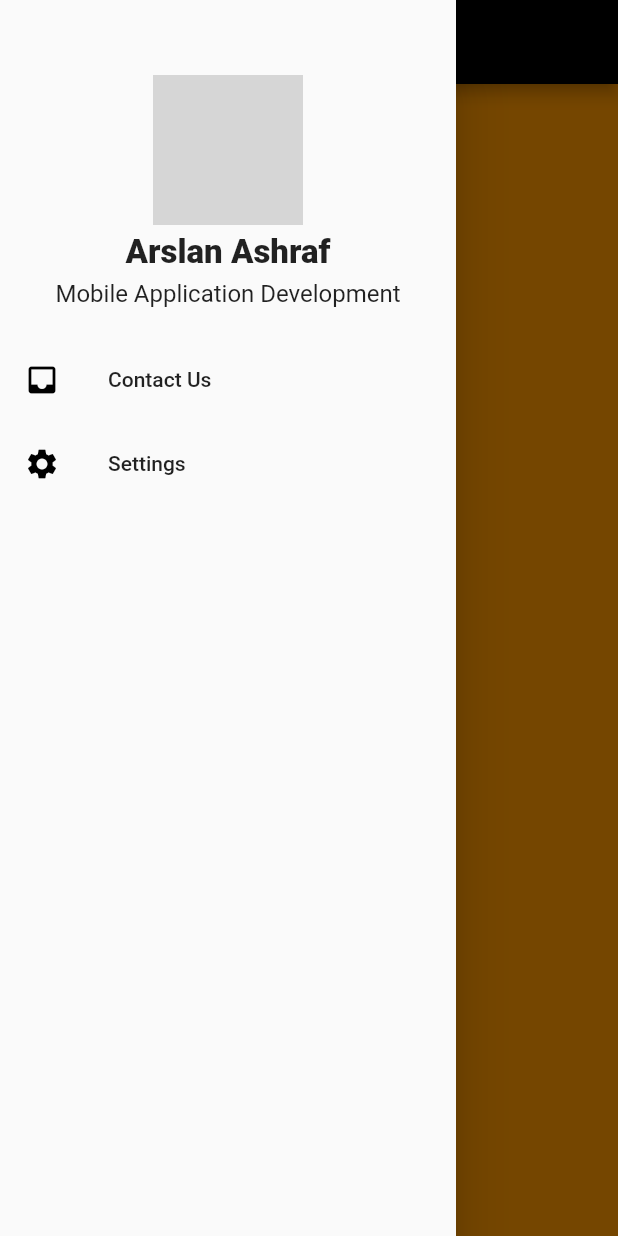
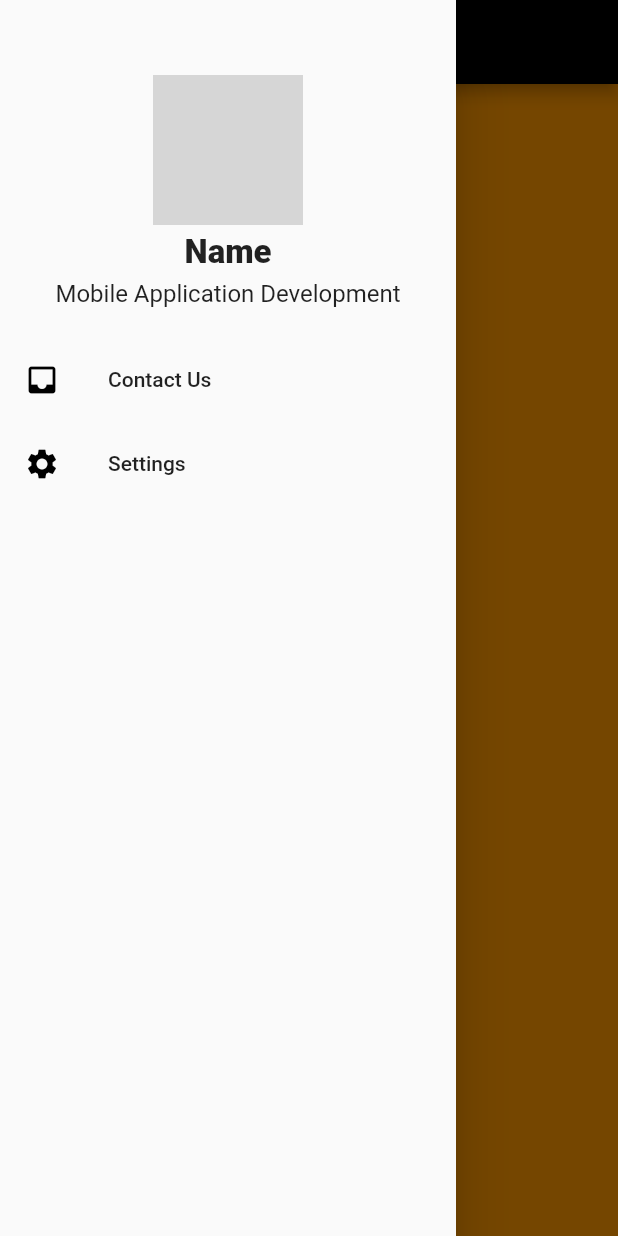
Before and after one commit to madiharafiq/sp17-BCS-020, a Flutter app: the screen it shows after launch, with the side drawer open, on a phone screen of 412 x 824 dp. Run offline on Flutter 3.47's test engine with Material 2 defaults, Android fonts, the phone set to English and light mode, and no system bars; project files that could hold a hidden picture were left out; grey boxes are pictures that could not be loaded.

```diff
--- a/my_dice_app/lib/navigationbar.dart
+++ b/my_dice_app/lib/navigationbar.dart
@@ -22,7 +22,7 @@ class navigationbar extends StatelessWidget {
                 height: 5.0,
               ),
               Text(
-                "Arslan Ashraf",
+                "Name",
                 style: TextStyle(
                   fontSize: 22.0,
                   fontWeight: FontWeight.w800,
```
